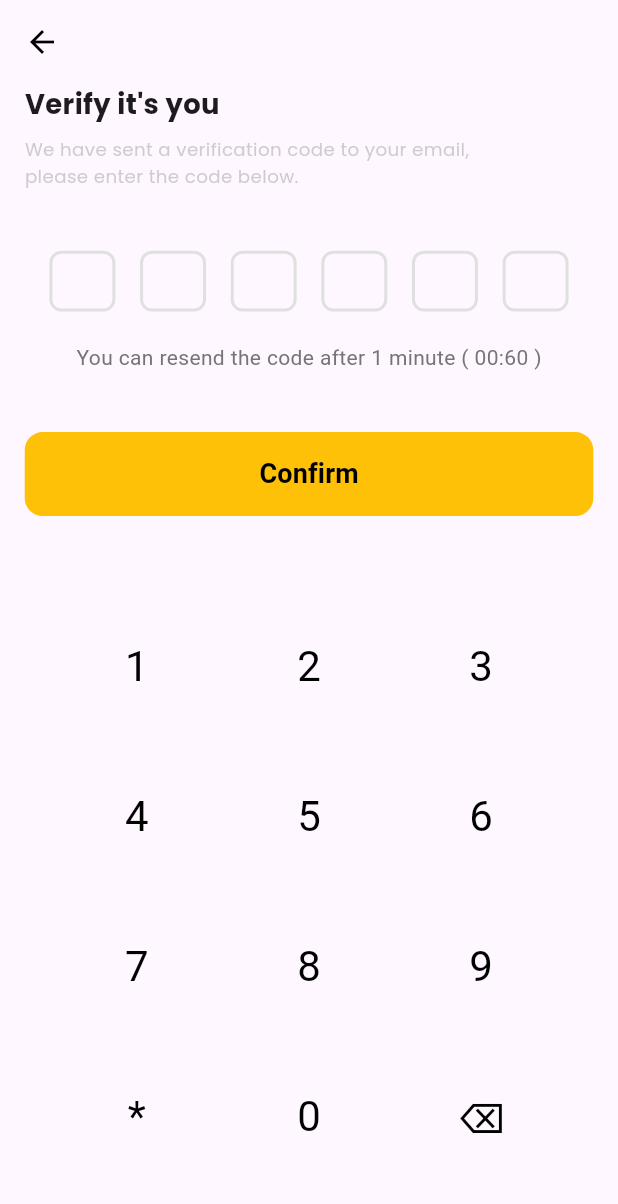
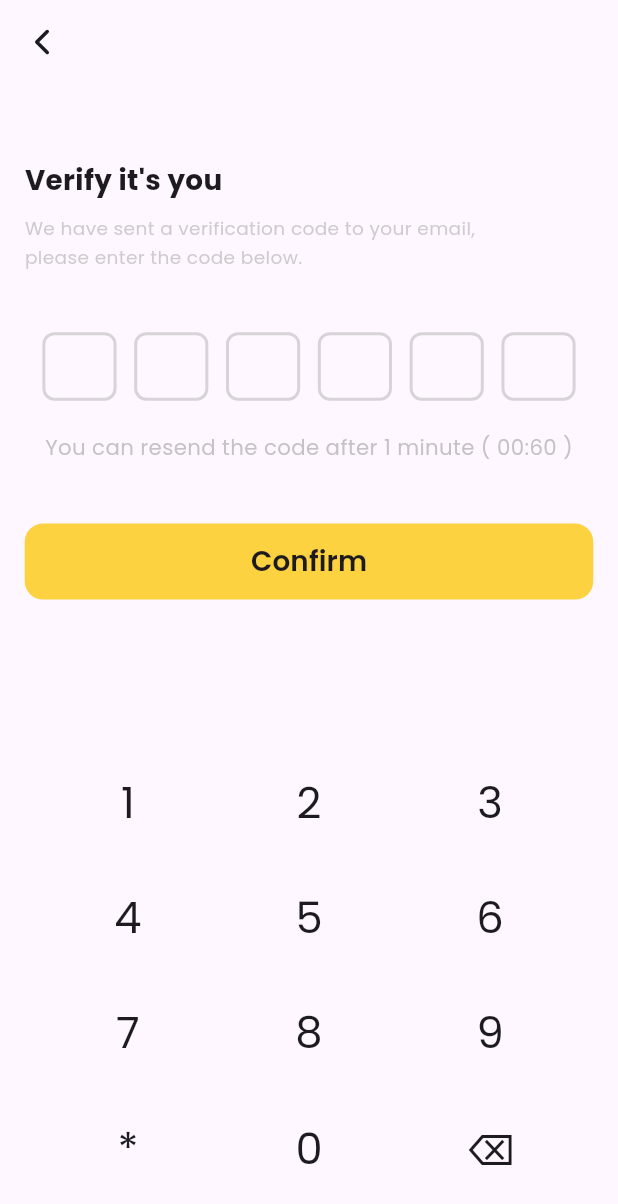
Before and after one commit to princepansuriya53/furniture-app-Ui, a Flutter app: the VerificationScreen screen opened directly, on a phone screen of 412 x 824 dp. Shown: the top 1204 px of the screen. Run offline on Flutter 3.47's test engine with Material 3 defaults, Android fonts, the phone set to English and light mode, and no system bars; our stand-ins replace auto_size_text, flutter_screenutil, flutter_svg, get, google_fonts, lucide_icons and 1 more; missing offline and left inert: omni_datetime_picker; accounts and stored records are empty.

Commit message:
feat: enhance verification screen with improved UI and refactor code structure

```diff
--- a/lib/Common/widget_constant.dart
+++ b/lib/Common/widget_constant.dart
@@ -527,34 +527,34 @@ Widget elevatedButton({
 }
 
 AppBar commonAppbar({
+  double? elevation,
+  Color? titleColor,
+  isCenterTitle = true,
+  double? titleSpacing,
   required String title,
-  bool isLeadingEnable = true,
-  List<Widget>? actionWidget,
   Widget? leadingWidget,
-  PreferredSizeWidget? bottom,
   double? toolbarHeight,
   Color? backgroundColor,
-  Color? titleColor,
-  double? titleSpacing,
-  double? elevation,
-  isCenterTitle = true,
+  List<Widget>? actionWidget,
+  PreferredSizeWidget? bottom,
+  bool isLeadingEnable = true,
   required ThemeController themeController,
 }) {
   return AppBar(
-    centerTitle: isCenterTitle,
-    surfaceTintColor: Colors.transparent,
-    backgroundColor: backgroundColor,
-    scrolledUnderElevation: 0.0,
-    automaticallyImplyLeading: false,
-    toolbarHeight: toolbarHeight,
-    titleSpacing: titleSpacing,
     bottom: bottom,
     elevation: elevation,
+    centerTitle: isCenterTitle,
+    titleSpacing: titleSpacing,
+    scrolledUnderElevation: 0.0,
+    toolbarHeight: toolbarHeight,
+    automaticallyImplyLeading: false,
+    backgroundColor: backgroundColor,
+    surfaceTintColor: Colors.transparent,
     title: TextConstant(
       title: title,
       fontSize: 18,
+      color: titleColor,
       fontWeight: FontWeight.bold,
-      color: titleColor,
     ),
     actions: actionWidget,
     leading: isLeadingEnable ? leadingWidget ?? backButton() : null,
--- a/lib/Screen/Auth/Controller/verify_controller.dart
+++ b/lib/Screen/Auth/Controller/verify_controller.dart
@@ -22,19 +22,18 @@ class VerificationController extends GetxController {
 
   void confirmCode() {
     if (enteredCode.value.length == 6) {
-      // Handle verification logic here
       Get.snackbar(
         'Success',
+        colorText: Colors.white,
+        backgroundColor: Colors.green,
         'Code verified: ${enteredCode.value}',
-        backgroundColor: Colors.green,
-        colorText: Colors.white,
       );
     } else {
       Get.snackbar(
         'Error',
+        colorText: Colors.white,
+        backgroundColor: Colors.red,
         'Please enter complete 6-digit code',
-        backgroundColor: Colors.red,
-        colorText: Colors.white,
       );
     }
   }
@@ -44,9 +43,10 @@ class VerificationController extends GetxController {
     resendTimer.value = 60;
     Get.snackbar(
       'Code Sent',
+      colorText: Colors.white,
+      backgroundColor: Colors.blue,
       'Verification code has been resent',
-      backgroundColor: Colors.blue,
-      colorText: Colors.white,
     );
   }
+
 }
--- a/lib/Screen/Auth/verify_screen.dart
+++ b/lib/Screen/Auth/verify_screen.dart
@@ -1,11 +1,10 @@
+import 'package:get/get.dart';
 import 'package:flutter/material.dart';
-import 'package:flutter_screenutil/flutter_screenutil.dart';
+import 'Controller/verify_controller.dart';
 import 'package:furniture_app/Common/text_constant.dart';
 import 'package:furniture_app/Common/widget_constant.dart';
 import 'package:furniture_app/Theme/theme_controller.dart';
-import 'package:get/get.dart';
-
-import 'Controller/verify_controller.dart';
+import 'package:flutter_screenutil/flutter_screenutil.dart';
 
 class VerificationScreen extends StatelessWidget {
   final VerificationController controller = Get.put(VerificationController());
@@ -16,31 +15,30 @@ class VerificationScreen extends StatelessWidget {
   Widget build(BuildContext context) {
     ThemeController themeController = ThemeController();
     return Scaffold(
-      appBar: AppBar(
+      appBar: commonAppbar(
+        title: '',
         elevation: 0,
-        leading: IconButton(
-          icon: Icon(Icons.arrow_back, color: Colors.black),
-          onPressed: () => Get.back(),
-        ),
+        themeController: themeController,
       ),
       body: screenPadding(
         child: Column(
+          mainAxisAlignment: MainAxisAlignment.center,
           crossAxisAlignment: CrossAxisAlignment.start,
           children: [
+            heightBox(50),
             TextConstant(
-              fontSize: 18,
+              fontSize: 18.sp,
               title: "Verify it's you",
               fontWeight: FontWeight.bold,
             ),
             heightBox(8),
             TextConstant(
-              fontSize: 12,
+              fontSize: 12.sp,
               color: themeController.greyColor.withValues(alpha: 0.5),
               title:
                   "We have sent a verification code to your email,\nplease enter the code below.",
             ),
-
-            SizedBox(height: 40),
+            heightBox(40),
             Center(
               child: Obx(
                 () => Row(
@@ -48,22 +46,26 @@ class VerificationScreen extends StatelessWidget {
                   children: List.generate(6, (index) {
                     bool isFilled = index < controller.enteredCode.value.length;
                     return Container(
-                      width: 40.w,
-                      height: 40.h,
+                      width: 45.w,
+                      height: 45.h,
                       decoration: BoxDecoration(
                         border: Border.all(
                           width: 2,
-                          color: isFilled ? Colors.amber : Colors.grey[300]!,
+                          color: isFilled
+                              ? themeController.primaryColor
+                              : themeController.greyColor.withValues(
+                                  alpha: 0.4,
+                                ),
                         ),
                         borderRadius: BorderRadius.circular(8),
                       ),
                       child: Center(
-                        child: Text(
-                          isFilled ? controller.enteredCode.value[index] : '',
-                          style: TextStyle(
-                            fontSize: 24,
-                            fontWeight: FontWeight.bold,
-                          ),
+                        child: TextConstant(
+                          fontSize: 24.sp,
+                          fontWeight: FontWeight.bold,
+                          title: isFilled
+                              ? controller.enteredCode.value[index]
+                              : '',
                         ),
                       ),
                     );
@@ -74,100 +76,66 @@ class VerificationScreen extends StatelessWidget {
             heightBox(20),
             Center(
               child: Obx(
-                () => Text(
-                  "You can resend the code after 1 minute ( 00:${controller.resendTimer.value.toString().padLeft(2, '0')} )",
-                  style: TextStyle(fontSize: 14, color: Colors.grey[600]),
+                () => TextConstant(
+                  fontSize: 14,
+                  color: themeController.greyColor.withValues(alpha: 0.6),
+                  title:
+                      "You can resend the code after 1 minute ( 00:${controller.resendTimer.value.toString().padLeft(2, '0')} )",
                 ),
               ),
             ),
-
-            SizedBox(height: 40),
-
-            // Confirm button
-            Container(
+            heightBox(40),
+            SizedBox(
+              height: 50.h,
               width: double.infinity,
-              height: 56,
               child: ElevatedButton(
                 onPressed: controller.confirmCode,
                 style: ElevatedButton.styleFrom(
-                  backgroundColor: Colors.amber,
-                  foregroundColor: Colors.black,
+                  elevation: 0,
+                  backgroundColor: themeController.primaryColor,
+                  foregroundColor: themeController.blackColor,
                   shape: RoundedRectangleBorder(
-                    borderRadius: BorderRadius.circular(12),
+                    borderRadius: BorderRadius.circular(12.r),
                   ),
-                  elevation: 0,
                 ),
-                child: Text(
-                  'Confirm',
-                  style: TextStyle(fontSize: 18, fontWeight: FontWeight.w600),
+                child: TextConstant(
+                  fontSize: 18.sp,
+                  title: 'Confirm',
+                  fontWeight: FontWeight.w600,
                 ),
               ),
             ),
-
             Spacer(),
-
-            // Custom numeric keypad
-            _buildNumericKeypad(),
-
-            SizedBox(height: 40),
+            buildNumericKeypad(),
+            heightBox(20),
           ],
         ),
       ),
     );
   }
 
-  Widget _buildNumericKeypad() {
-    return Container(
-      child: Column(
-        children: [
-          // Row 1: 1, 2, 3
-          Row(
-            mainAxisAlignment: MainAxisAlignment.spaceEvenly,
-            children: [
-              _buildKeypadButton('1'),
-              _buildKeypadButton('2'),
-              _buildKeypadButton('3'),
-            ],
-          ),
-          SizedBox(height: 20),
+  Widget buildNumericKeypad() {
+    final keys = [
+      ['1', '2', '3'],
+      ['4', '5', '6'],
+      ['7', '8', '9'],
+      ['*', '0', '⌫'],
+    ];
 
-          // Row 2: 4, 5, 6
-          Row(
-            mainAxisAlignment: MainAxisAlignment.spaceEvenly,
-            children: [
-              _buildKeypadButton('4'),
-              _buildKeypadButton('5'),
-              _buildKeypadButton('6'),
-            ],
-          ),
-          SizedBox(height: 20),
-
-          // Row 3: 7, 8, 9
-          Row(
-            mainAxisAlignment: MainAxisAlignment.spaceEvenly,
-            children: [
-              _buildKeypadButton('7'),
-              _buildKeypadButton('8'),
-              _buildKeypadButton('9'),
-            ],
-          ),
-          SizedBox(height: 20),
-
-          // Row 4: *, 0, backspace
-          Row(
-            mainAxisAlignment: MainAxisAlignment.spaceEvenly,
-            children: [
-              _buildKeypadButton('*'),
-              _buildKeypadButton('0'),
-              _buildKeypadButton('⌫', isBackspace: true),
-            ],
-          ),
-        ],
-      ),
+    return Column(
+      children: List.generate(keys.length, (rowIndex) {
+        return Row(
+          mainAxisAlignment: MainAxisAlignment.spaceEvenly,
+          children: List.generate(keys[rowIndex].length, (colIndex) {
+            String key = keys[rowIndex][colIndex];
+            return buildKeypadButton(key, isBackspace: key == '⌫');
+          }),
+        );
+      }),
     );
   }
 
-  Widget _buildKeypadButton(String text, {bool isBackspace = false}) {
+  Widget buildKeypadButton(String text, {bool isBackspace = false}) {
     return GestureDetector(
       onTap: () {
         if (isBackspace) {
@@ -177,21 +145,12 @@ class VerificationScreen extends StatelessWidget {
         }
       },
       child: Container(
-        width: 80,
-        height: 80,
-        decoration: BoxDecoration(
-          color: Colors.transparent,
-          borderRadius: BorderRadius.circular(40),
-        ),
+        width: 80.w,
+        height: 60.h,
+        margin: const EdgeInsets.all(8),
+        decoration: BoxDecoration(borderRadius: BorderRadius.circular(10.r)),
         child: Center(
-          child: Text(
-            text,
-            style: TextStyle(
-              fontSize: 28,
-              fontWeight: FontWeight.w400,
-              color: Colors.black,
-            ),
-          ),
+          child: TextConstant(title: text, fontSize: 28.sp),
         ),
       ),
     );
```
Also changed, not shown: pubspec.yaml (+5 -6 lines), lib/Screen/Auth/biometric_screen.dart (added), pubspec.lock.
